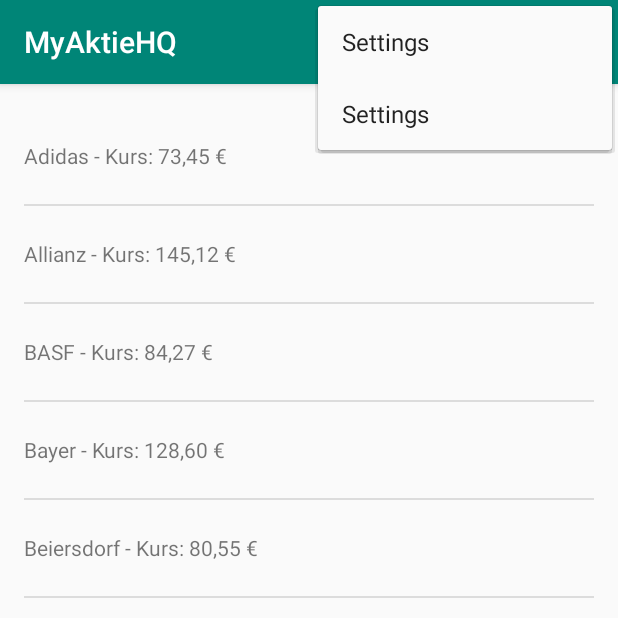
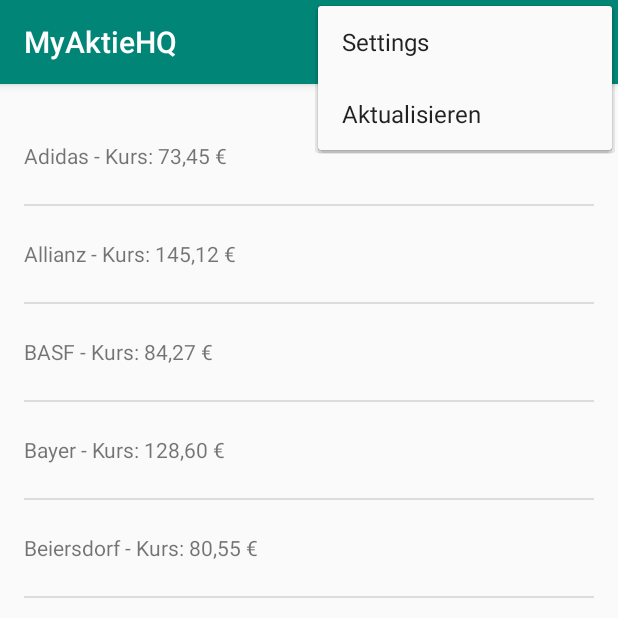
Before and after one commit to ulrich1966/myaktiehq, an Android app: the screen it shows after launch (MainActivity), with the options menu open, on a phone screen of 412 x 824 dp, the top half of it. Run offline under Robolectric (Android 15) with nearby library versions, the phone set to English and light mode, and no system bars.

Commit message:
menu add akualisieren

```diff
--- a/app/src/main/res/menu/menu_aktienfragment.xml
+++ b/app/src/main/res/menu/menu_aktienfragment.xml
@@ -5,7 +5,7 @@
     tools:context=".MainActivity">
 
     <item android:id="@+id/action_daten_aktualisieren"
-        android:title="@string/action_settings"
+        android:title="@string/action_daten_akrialisieren"
         android:orderInCategory="200"
         app:showAsAction="never"/>
 
```
